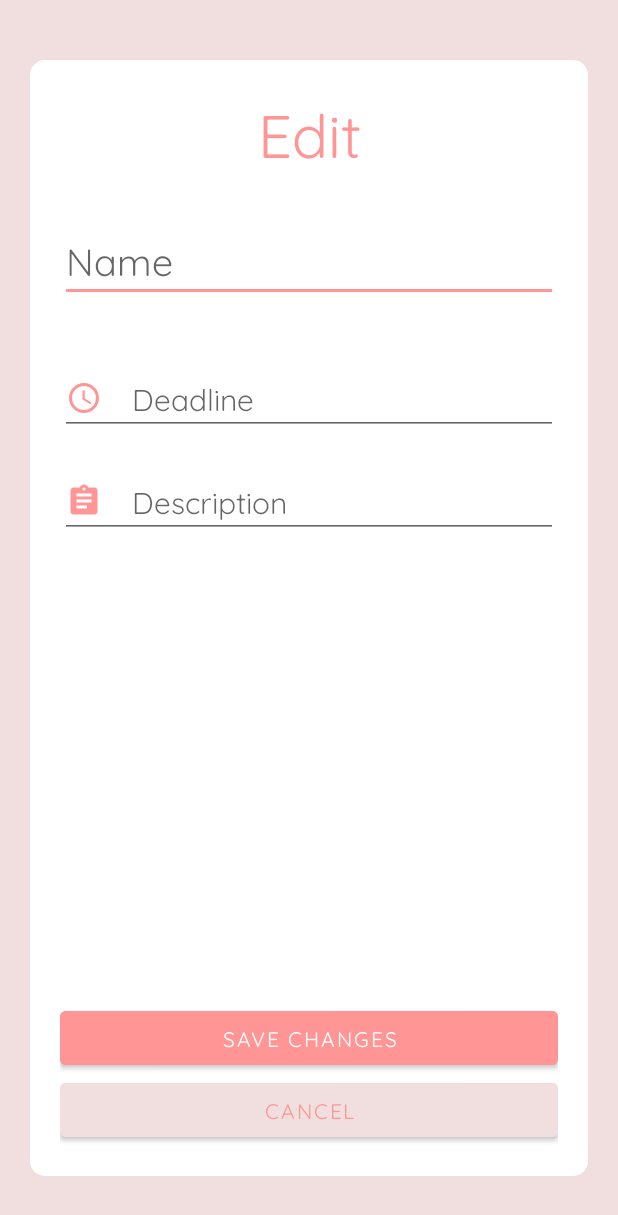
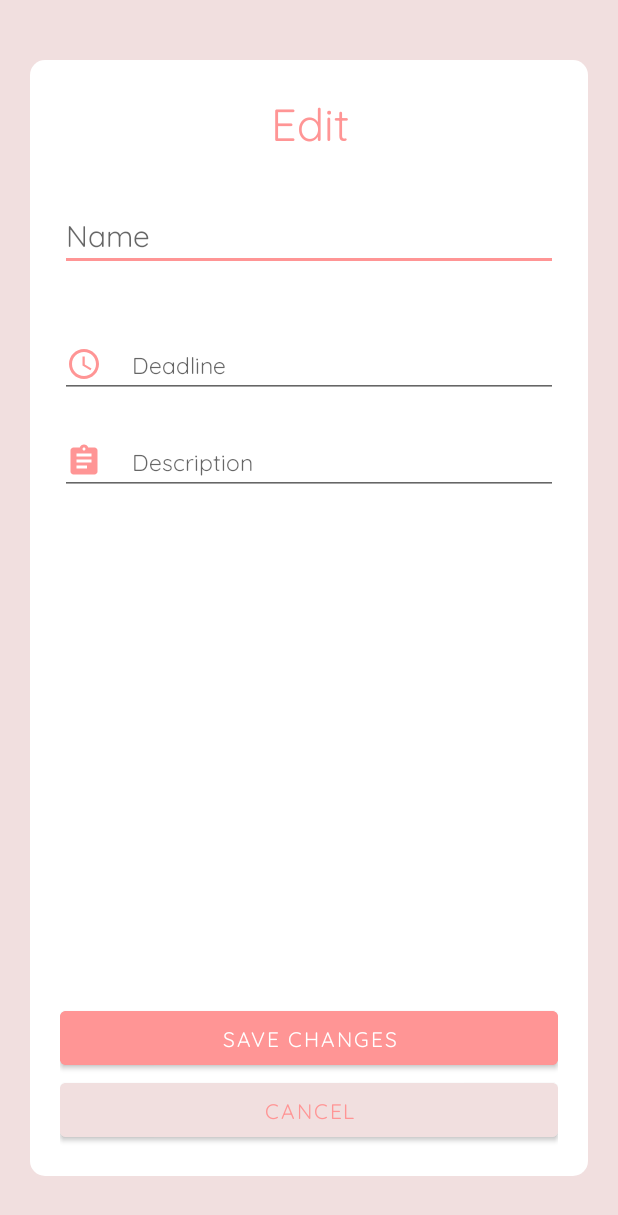
Before and after one commit to weenleen/TamaGoDoWork, an Android app: the EditTaskAct screen opened directly, with no data from a screen before it, on a phone screen of 412 x 824 dp. Shown: the top 1215 px of the screen. Run offline under Robolectric (Android 15) with nearby library versions, the phone set to English and light mode, and no system bars.

Commit message:
changed font size the time picker style

```diff
--- a/app/src/main/java/com/example/tamagodowork/SettingsAct.java
+++ b/app/src/main/java/com/example/tamagodowork/SettingsAct.java
@@ -22,8 +22,7 @@ public class SettingsAct extends AppCompatActivity {
         this.resetBtn.setOnClickListener(new View.OnClickListener() {
             @Override
             public void onClick(View v) {
-                MainActivity.xp = 0;
-                MainActivity.userDoc.update("XP", 0);
+                MainActivity.setXP(0);
                 startActivity(new Intent(getApplicationContext(), MainActivity.class));
                 finish();
             }
--- a/app/src/main/java/com/example/tamagodowork/TaskAdapter.java
+++ b/app/src/main/java/com/example/tamagodowork/TaskAdapter.java
@@ -77,8 +77,7 @@ public class TaskAdapter extends RecyclerView.Adapter<TaskAdapter.MyViewHolder>
                     public void onComplete(@NonNull @NotNull com.google.android.gms.tasks.Task<Void> task) {
                         if (task.isSuccessful()) {
                             // add xp
-                            MainActivity.userDoc.update("XP", MainActivity.xp + 10);
-
+                            MainActivity.incrXP();
                         } else {
                             Toast.makeText(context, "Complete Failed", Toast.LENGTH_SHORT).show();
                         }
--- a/app/src/main/res/layout/activity_edit_task.xml
+++ b/app/src/main/res/layout/activity_edit_task.xml
@@ -18,7 +18,7 @@
             android:layout_width="match_parent"
             android:layout_height="wrap_content"
             android:text="Edit"
-            android:textSize="40sp"
+            android:textSize="30sp"
             android:textColor="@color/peach"
             android:gravity="center"
             android:paddingBottom="30dp">
@@ -28,37 +28,40 @@
             android:layout_width="match_parent"
             android:layout_height="wrap_content"
             android:hint="Name"
-            android:textSize="25sp"
+            android:textSize="20sp"
             android:id="@+id/editName"
-            android:maxLines="4"
-            android:layout_marginBottom="40dp">
+            android:maxLines="3"
+            android:layout_marginBottom="40dp"
+            android:inputType="text">
         </EditText>
 
         <EditText
             android:layout_width="match_parent"
             android:layout_height="wrap_content"
-            android:drawableLeft="@drawable/ic_baseline_access_time_24"
+            android:drawableStart="@drawable/ic_baseline_access_time_24"
             android:drawableTint="@color/peach"
             android:id="@+id/editDeadline"
             android:drawablePadding="20dp"
             android:hint="Deadline"
-            android:textSize="20sp"
+            android:textSize="15sp"
             android:editable="false"
             android:focusable="false"
             android:cursorVisible="false"
-            android:layout_marginBottom="20dp">
+            android:layout_marginBottom="20dp"
+            android:inputType="text">
         </EditText>
 
         <EditText
             android:layout_width="match_parent"
             android:layout_height="wrap_content"
-            android:drawableLeft="@drawable/ic_baseline_assignment_24"
+            android:drawableStart="@drawable/ic_baseline_assignment_24"
             android:drawableTint="@color/peach"
             android:drawablePadding="20dp"
             android:hint="Description"
-            android:textSize="20sp"
+            android:textSize="15sp"
             android:id="@+id/editDesc"
-            android:maxLines="9" >
+            android:maxLines="8"
+            android:inputType="text">
         </EditText>
 
         <LinearLayout
@@ -85,7 +88,5 @@
                 android:backgroundTint="@color/off_white">
             </Button>
         </LinearLayout>
-
     </LinearLayout>
-
 </RelativeLayout>
--- a/app/src/main/res/layout/activity_login.xml
+++ b/app/src/main/res/layout/activity_login.xml
@@ -15,7 +15,7 @@
         android:text="Login"
         android:layout_gravity="center"
         android:textColor="@color/peach"
-        android:textSize="55sp" />
+        android:textSize="50sp" />
 
     <EditText
         android:id="@+id/login_email"
--- a/app/src/main/res/layout/activity_register.xml
+++ b/app/src/main/res/layout/activity_register.xml
@@ -17,7 +17,7 @@
         android:text="Register"
         android:layout_gravity="center"
         android:textColor="@color/peach"
-        android:textSize="55sp" />
+        android:textSize="50sp" />
 
     <EditText
         android:id="@+id/register_name"
--- a/app/src/main/res/layout/activity_settings.xml
+++ b/app/src/main/res/layout/activity_settings.xml
@@ -16,6 +16,7 @@
         android:layout_height="wrap_content"
         android:text="Settings"
         android:textSize="50sp"
+        android:textColor="@color/peach"
         android:gravity="center"
         android:layout_marginBottom="30dp">
     </TextView>
@@ -26,7 +27,6 @@
         android:layout_height="wrap_content"
         android:backgroundTint="@color/peach"
         android:text="Reset"
-        android:layout_centerInParent="true"
         android:textColor="@android:color/white" />
 
     <Button
@@ -35,7 +35,6 @@
         android:layout_height="wrap_content"
         android:backgroundTint="@color/peach"
         android:text="Themes"
-        android:layout_centerInParent="true"
         android:textColor="@android:color/white" />
 
     <Button
@@ -44,7 +43,6 @@
         android:layout_height="wrap_content"
         android:backgroundTint="@color/peach"
         android:text="Log out"
-        android:layout_centerInParent="true"
         android:textColor="@android:color/white" />
 
     <Button
@@ -53,7 +51,6 @@
         android:layout_height="wrap_content"
         android:backgroundTint="@color/off_white"
         android:text="back"
-        android:layout_centerInParent="true"
         android:textColor="@color/peach" />
 
 </LinearLayout>
--- a/app/src/main/res/layout/date_time_picker.xml
+++ b/app/src/main/res/layout/date_time_picker.xml
@@ -8,6 +8,7 @@
 
     <DatePicker
         android:id="@+id/date_picker"
+        style="@style/MyDatePickerDialogTheme"
         android:layout_width="match_parent"
         android:calendarViewShown="true"
         android:spinnersShown="false"
@@ -16,12 +17,14 @@
 
     <TimePicker
         android:id="@+id/time_picker"
-        android:layout_weight="6"
+        android:timePickerMode="spinner"
+        android:layout_weight="3"
         android:layout_width="match_parent"
         android:layout_height="0dp" />
 
     <Button
         android:id="@+id/date_time_set_btn"
+        android:backgroundTint="@color/peach"
         android:layout_height="0dp"
         android:layout_weight="1"
         android:layout_width="match_parent"
--- a/app/src/main/res/values/themes.xml
+++ b/app/src/main/res/values/themes.xml
@@ -27,7 +27,6 @@
 
     <!-- Button Styles. -->
     <style name="ButtonDarkStyle" parent="android:Widget.Holo.Button">
-        <item name="android:fontFamily">@font/quicksand_bold</item>
         <item name="colorButtonNormal">@color/peach</item>
         <item name="android:textColor">@android:color/white</item>
     </style>
```
Also changed, not shown: app/src/main/java/com/example/tamagodowork/MainActivity.java (+43 -13 lines), app/src/main/res/layout/activity_add_task.xml (+6 -6 lines), app/src/main/res/layout/pet_frag.xml (+2 -12 lines), app/src/main/res/layout/task_details_dial.xml (+15 -11 lines), app/src/main/res/layout/task_item.xml (+16 -17 lines).
